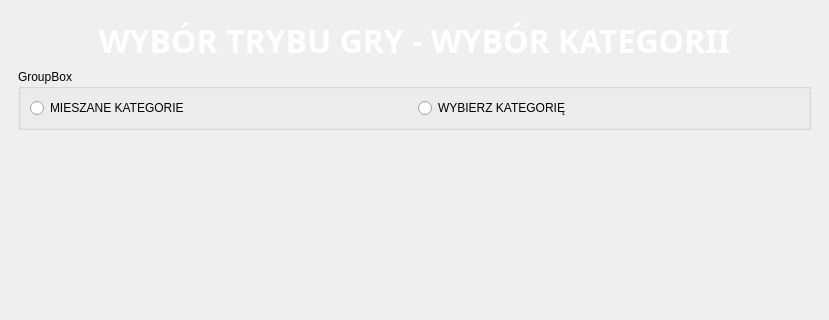
First picture: the form in Qt/QuizGame/mainwindow.ui, repository Ajgorek04/ProjektQuiz, before the edit; both pictures show x 0 to 829 and y 0 to 320 of the 829 by 660 pixel window.
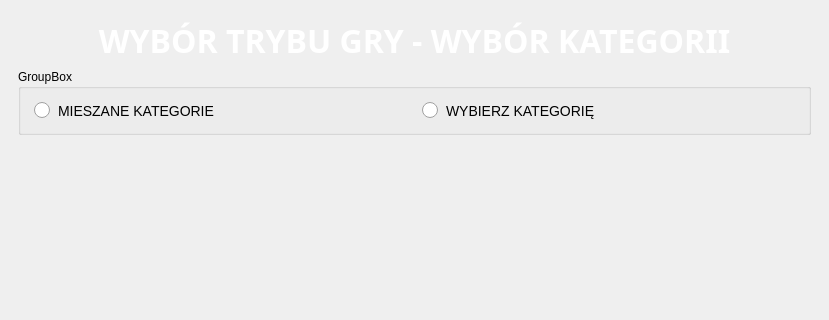
Second picture: the form after the edit. The open tabs and pages were chosen to show the change.

```diff
--- a/Qt/QuizGame/mainwindow.ui
+++ b/Qt/QuizGame/mainwindow.ui
@@ -303,6 +303,24 @@
              <property name="enabled">
               <bool>true</bool>
              </property>
+             <property name="styleSheet">
+              <string notr="true">QRadioButton {
+    spacing: 8px;
+    font-size: 14px;
+    padding: 4px;
+}
+
+QRadioButton::indicator {
+    width: 16px;
+    height: 16px;
+}
+
+QRadioButton::indicator:checked {
+    background-color: #4CAF50;
+    border: 1px solid #388E3C;
+    border-radius: 8px;
+}</string>
+             </property>
              <property name="text">
               <string>MIESZANE KATEGORIE</string>
              </property>
@@ -310,6 +328,24 @@
            </item>
            <item>
             <widget class="QRadioButton" name="radio_select">
+             <property name="styleSheet">
+              <string notr="true">QRadioButton {
+    spacing: 8px;
+    font-size: 14px;
+    padding: 4px;
+}
+
+QRadioButton::indicator {
+    width: 16px;
+    height: 16px;
+}
+
+QRadioButton::indicator:checked {
+    background-color: #4CAF50;
+    border: 1px solid #388E3C;
+    border-radius: 8px;
+}</string>
+             </property>
              <property name="text">
               <string>WYBIERZ KATEGORIĘ</string>
              </property>
@@ -324,8 +360,29 @@
            <bool>false</bool>
           </property>
           <property name="styleSheet">
-           <string notr="true">border: none;
-background: transparent;</string>
+           <string notr="true">QListWidget {
+    background: transparent;
+    border: none;
+    font-size: 16px;
+    color: #fff;
+}
+
+QListWidget::item {
+    padding: 6px 10px;
+    border: none;
+}
+
+QListWidget::item:hover {
+    background-color: #E8F5E9;
+    color: #1b5e20;
+}
+
+QListWidget::item:selected {
+    background-color: #A5D6A7;
+    color: #1b5e20;
+    border: none;
+}
+</string>
           </property>
           <property name="selectionMode">
            <enum>QAbstractItemView::SelectionMode::MultiSelection</enum>
```
Left out of the diff: 64 changed lines with no effect on the pictures.
